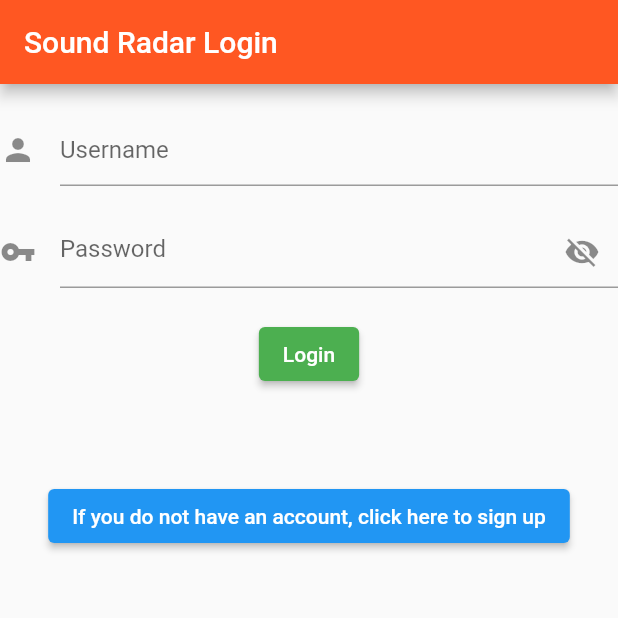
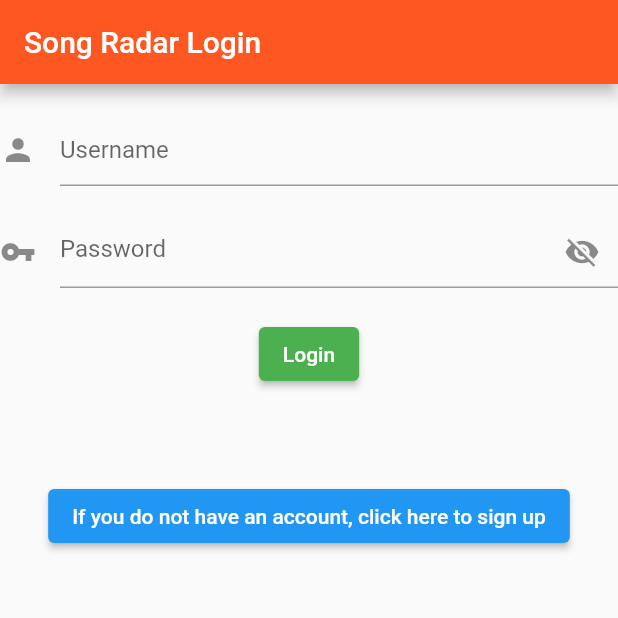
Before and after one commit to brezzan/SongRadar_mobile, a Flutter app: the screen it shows after launch, on a phone screen of 412 x 824 dp, the top half of it. Run offline on Flutter 3.47's test engine with Material 2 defaults, Android fonts, the phone set to English and light mode, and no system bars; our stand-ins replace sqflite; accounts and stored records are empty.

Commit message:
App name corrected to Song Radar

```diff
--- a/lib/login.dart
+++ b/lib/login.dart
@@ -29,7 +29,7 @@ class _LoginPageState extends State<LoginPage> {
       appBar: AppBar(
         automaticallyImplyLeading: false,
         backgroundColor: Colors.deepOrange,
-        title: Text('Sound Radar Login'),
+        title: Text('Song Radar Login'),
       ),
       body: Center(
         child: Column(
```
